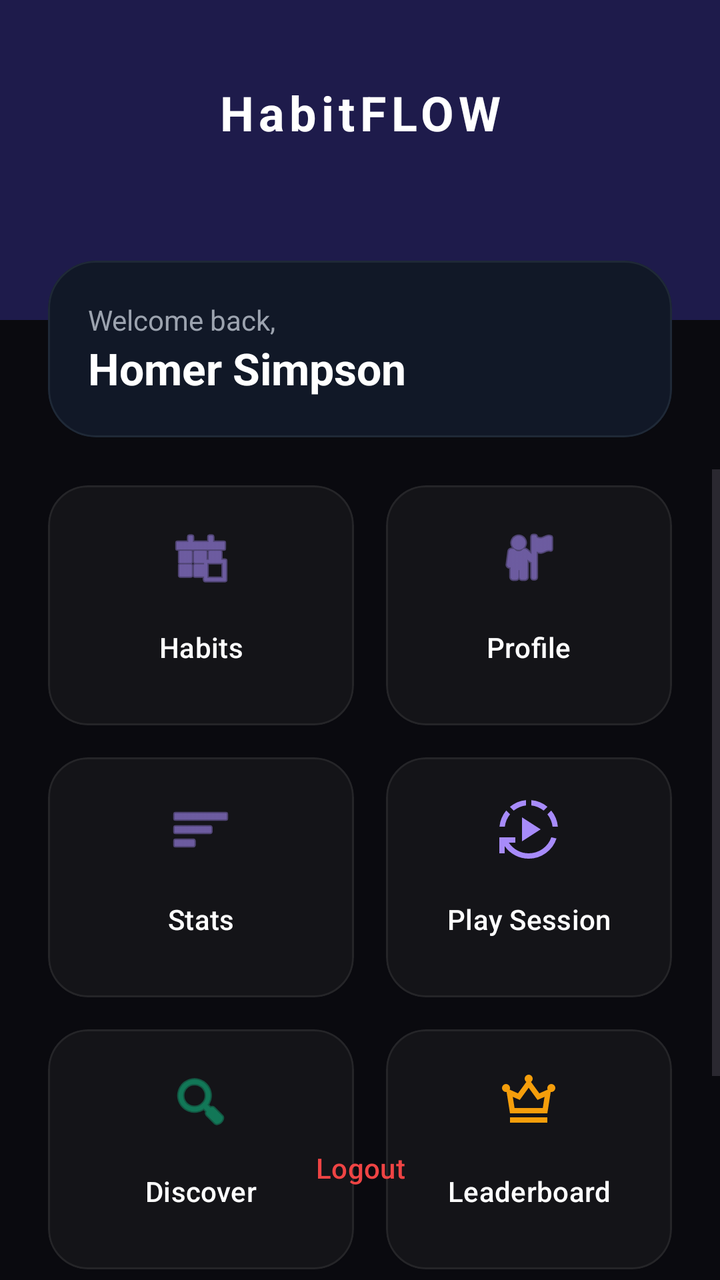
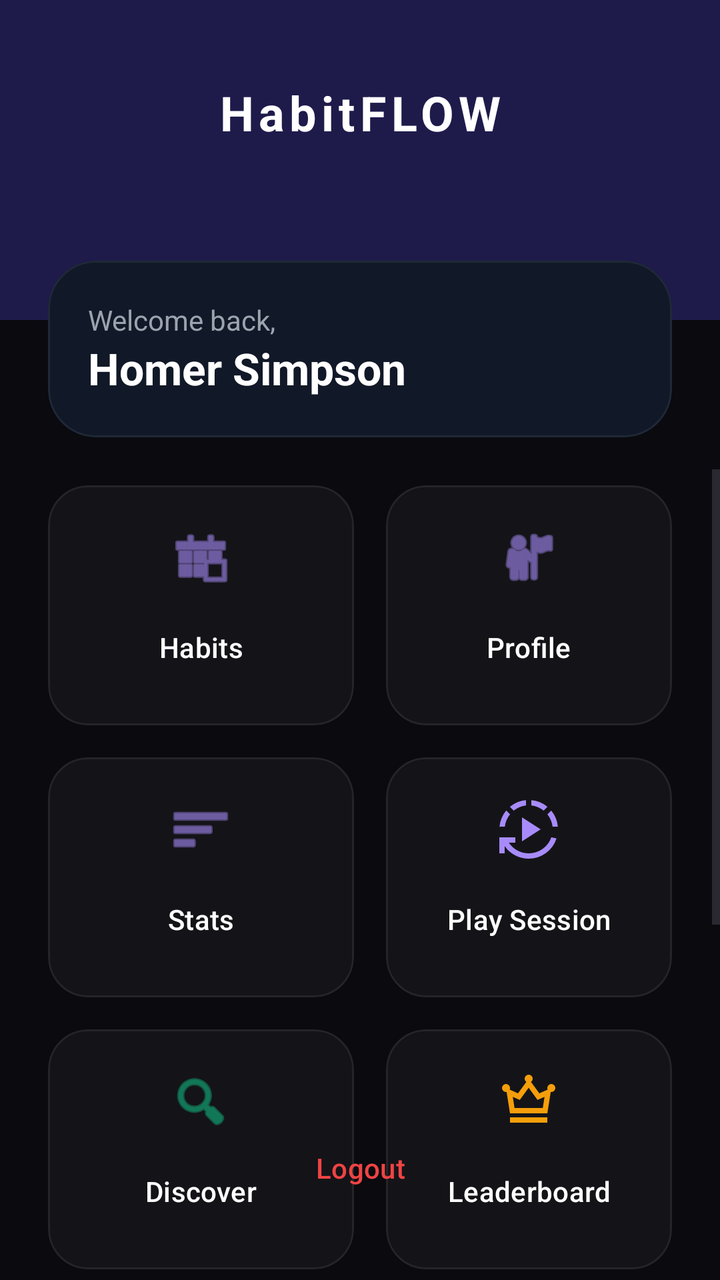

Screens rendered from an Android XML layout before and after an edit, with the pre-edit source and the edit as a unified diff.
<!-- AndroidManifest.xml: application theme Theme.HabitFLOWS -->
<!-- res/layout/activity_main_menu.xml -->
<?xml version="1.0" encoding="utf-8"?>
<androidx.constraintlayout.widget.ConstraintLayout xmlns:android="http://schemas.android.com/apk/res/android"
    xmlns:app="http://schemas.android.com/apk/res-auto"
    xmlns:tools="http://schemas.android.com/tools"
    android:id="@+id/main"
    android:layout_width="match_parent"
    android:layout_height="match_parent"
    android:background="#0A0A0F"
    tools:context=".MainMenu">

    
    <View
        android:id="@+id/viewHeader"
        android:layout_width="match_parent"
        android:layout_height="160dp"
        android:background="#1E1B4B"
        app:layout_constraintTop_toTopOf="parent" />

    <TextView
        android:id="@+id/mainMenuHomeTV"
        android:layout_width="wrap_content"
        android:layout_height="wrap_content"
        android:layout_marginTop="40dp"
        android:text="HabitFLOW"
        android:textColor="#FFFFFF"
        android:textSize="24sp"
        android:textStyle="bold"
        android:letterSpacing="0.1"
        app:layout_constraintEnd_toEndOf="parent"
        app:layout_constraintStart_toStartOf="parent"
        app:layout_constraintTop_toTopOf="parent" />

    
    <com.google.android.material.card.MaterialCardView
        android:id="@+id/greetingCard"
        android:layout_width="match_parent"
        android:layout_height="wrap_content"
        android:layout_marginHorizontal="24dp"
        android:layout_marginTop="-30dp"
        app:cardBackgroundColor="#111827"
        app:cardCornerRadius="24dp"
        app:cardElevation="0dp"
        app:strokeColor="#1F2937"
        app:strokeWidth="1dp"
        app:layout_constraintTop_toBottomOf="@id/viewHeader">

        <LinearLayout
            android:layout_width="match_parent"
            android:layout_height="wrap_content"
            android:orientation="vertical"
            android:padding="20dp">

            <TextView
                android:id="@+id/mainMenuHomeTV3"
                android:layout_width="wrap_content"
                android:layout_height="wrap_content"
                android:text="Welcome back,"
                android:textColor="#9CA3AF"
                android:textSize="14sp" />

            <TextView
                android:id="@+id/mainMenuHomeTV4"
                android:layout_width="wrap_content"
                android:layout_height="wrap_content"
                android:text="Homer Simpson"
                android:textColor="#FFFFFF"
                android:textSize="22sp"
                android:textStyle="bold" />
        </LinearLayout>
    </com.google.android.material.card.MaterialCardView>

    <ScrollView
        android:layout_width="match_parent"
        android:layout_height="0dp"
        android:layout_marginTop="16dp"
        android:clipToPadding="false"
        android:paddingBottom="100dp"
        app:layout_constraintBottom_toBottomOf="parent"
        app:layout_constraintTop_toBottomOf="@id/greetingCard">

        <GridLayout
            android:layout_width="match_parent"
            android:layout_height="wrap_content"
            android:layout_marginHorizontal="16dp"
            android:columnCount="2">

            
            <com.google.android.material.card.MaterialCardView
                android:layout_width="10dp"
                android:layout_height="120dp"
                android:layout_margin="8dp"
                android:layout_columnWeight="1"
                app:cardBackgroundColor="#0AFFFFFF"
                app:cardCornerRadius="20dp"
                app:cardElevation="0dp"
                app:strokeColor="#12FFFFFF"
                app:strokeWidth="1dp">

                <com.google.android.material.button.MaterialButton
                    android:id="@+id/btnHabit"
                    style="@style/Widget.Material3.Button.TextButton"
                    android:layout_width="match_parent"
                    android:layout_height="match_parent"
                    android:padding="16dp"
                    android:text="Habits"
                    android:textAllCaps="false"
                    android:textColor="#FFFFFF"
                    app:icon="@android:drawable/ic_menu_today"
                    app:iconGravity="top"
                    app:iconPadding="10dp"
                    app:iconSize="32dp"
                    app:iconTint="#A78BFA" />
            </com.google.android.material.card.MaterialCardView>

            
            <com.google.android.material.card.MaterialCardView
                android:layout_width="0dp"
                android:layout_height="120dp"
                android:layout_margin="8dp"
                android:layout_columnWeight="1"
                app:cardBackgroundColor="#0AFFFFFF"
                app:cardCornerRadius="20dp"
                app:cardElevation="0dp"
                app:strokeColor="#12FFFFFF"
                app:strokeWidth="1dp">

                <com.google.android.material.button.MaterialButton
                    android:id="@+id/Profile"
                    style="@style/Widget.Material3.Button.TextButton"
                    android:layout_width="match_parent"
                    android:layout_height="match_parent"
                    android:padding="16dp"
                    android:text="Profile"
                    android:textAllCaps="false"
                    android:textColor="#FFFFFF"
                    app:icon="@android:drawable/ic_menu_myplaces"
                    app:iconGravity="top"
                    app:iconPadding="10dp"
                    app:iconSize="32dp"
                    app:iconTint="#A78BFA" />
            </com.google.android.material.card.MaterialCardView>

            
            <com.google.android.material.card.MaterialCardView
                android:layout_width="0dp"
                android:layout_height="120dp"
                android:layout_margin="8dp"
                android:layout_columnWeight="1"
                app:cardBackgroundColor="#0AFFFFFF"
                app:cardCornerRadius="20dp"
                app:cardElevation="0dp"
                app:strokeColor="#12FFFFFF"
                app:strokeWidth="1dp">

                <com.google.android.material.button.MaterialButton
                    android:id="@+id/btnStatistics"
                    style="@style/Widget.Material3.Button.TextButton"
                    android:layout_width="match_parent"
                    android:layout_height="match_parent"
                    android:padding="16dp"
                    android:text="Stats"
                    android:textAllCaps="false"
                    android:textColor="#FFFFFF"
                    app:icon="@android:drawable/ic_menu_sort_by_size"
                    app:iconGravity="top"
                    app:iconPadding="10dp"
                    app:iconSize="32dp"
                    app:iconTint="#A78BFA" />
            </com.google.android.material.card.MaterialCardView>

            
            <com.google.android.material.card.MaterialCardView
                android:layout_width="0dp"
                android:layout_height="120dp"
                android:layout_margin="8dp"
                android:layout_columnWeight="1"
                app:cardBackgroundColor="#0AFFFFFF"
                app:cardCornerRadius="20dp"
                app:cardElevation="0dp"
                app:strokeColor="#12FFFFFF"
                app:strokeWidth="1dp">

                <com.google.android.material.button.MaterialButton
                    android:id="@+id/btnPlayHabit"
                    style="@style/Widget.Material3.Button.TextButton"
                    android:layout_width="match_parent"
                    android:layout_height="match_parent"
                    android:padding="16dp"
                    android:text="Play Session"
                    android:textAllCaps="false"
                    android:textColor="#FFFFFF"
                    app:icon="@drawable/outline_autoplay_24"
                    app:iconGravity="top"
                    app:iconPadding="10dp"
                    app:iconSize="32dp"
                    app:iconTint="#A78BFA" />
            </com.google.android.material.card.MaterialCardView>

            
            <com.google.android.material.card.MaterialCardView
                android:layout_width="0dp"
                android:layout_height="120dp"
                android:layout_margin="8dp"
                android:layout_columnWeight="1"
                app:cardBackgroundColor="#0AFFFFFF"
                app:cardCornerRadius="20dp"
                app:cardElevation="0dp"
                app:strokeColor="#12FFFFFF"
                app:strokeWidth="1dp">

                <com.google.android.material.button.MaterialButton
                    android:id="@+id/btnDiscover"
                    style="@style/Widget.Material3.Button.TextButton"
                    android:layout_width="match_parent"
                    android:layout_height="match_parent"
                    android:padding="16dp"
                    android:text="Discover"
                    android:textAllCaps="false"
                    android:textColor="#FFFFFF"
                    app:icon="@android:drawable/ic_menu_search"
                    app:iconGravity="top"
                    app:iconPadding="10dp"
                    app:iconSize="32dp"
                    app:iconTint="#10B981" />
            </com.google.android.material.card.MaterialCardView>
            <com.google.android.material.card.MaterialCardView
                android:layout_width="0dp"
                android:layout_height="120dp"
                android:layout_margin="8dp"
                android:layout_columnWeight="1"
                app:cardBackgroundColor="#0AFFFFFF"
                app:cardCornerRadius="20dp"
                app:cardElevation="0dp"
                app:strokeColor="#12FFFFFF"
                app:strokeWidth="1dp">

                <com.google.android.material.button.MaterialButton
                    android:id="@+id/btnRankHabit"
                    style="@style/Widget.Material3.Button.TextButton"
                    android:layout_width="match_parent"
                    android:layout_height="match_parent"
                    android:padding="16dp"
                    android:text="Leaderboard"
                    android:textAllCaps="false"
                    android:textColor="#FFFFFF"
                    app:icon="@drawable/outline_crown_24"
                    app:iconGravity="top"
                    app:iconPadding="10dp"
                    app:iconSize="32dp"
                    app:iconTint="#F59E0B" />
            </com.google.android.material.card.MaterialCardView>
        </GridLayout>
    </ScrollView>

    
    <com.google.android.material.button.MaterialButton
        android:id="@+id/mainMenuLogoutBtn"
        style="@style/Widget.Material3.Button.TextButton"
        android:layout_width="wrap_content"
        android:layout_height="wrap_content"
        android:layout_marginBottom="32dp"
        android:text="Logout"
        android:textColor="#EF4444"
        app:layout_constraintBottom_toBottomOf="parent"
        app:layout_constraintEnd_toEndOf="parent"
        app:layout_constraintStart_toStartOf="parent" />

</androidx.constraintlayout.widget.ConstraintLayout>
<!-- resources referenced by this layout -->
<resources>
  <!-- drawable outline_autoplay_24 (drawable) -->
  <vector xmlns:android="http://schemas.android.com/apk/res/android" android:height="24dp" android:tint="#00D9FF" android:viewportHeight="960" android:viewportWidth="960" android:width="24dp">
        
      <path android:fillColor="@android:color/white" android:pathData="M380,660L380,300L660,480L380,660ZM480,920Q372,920 277.5,870.5Q183,821 120,732L120,840L40,840L40,600L280,600L280,680L182,680Q233,755 311.5,797.5Q390,840 480,840Q595,840 688.5,774Q782,708 820,599L898,617Q853,753 738,836.5Q623,920 480,920ZM42,440Q49,373 74,311.5Q99,250 143,198L200,255Q168,296 148,342.5Q128,389 123,440L42,440ZM256,199L199,142Q252,98 313,72.5Q374,47 440,42L440,122Q389,127 343,147Q297,167 256,199ZM705,199Q664,167 617.5,147Q571,127 520,122L520,42Q587,48 648.5,73Q710,98 762,142L705,199ZM838,440Q833,389 813,342.5Q793,296 761,255L818,198Q862,250 887,311.5Q912,373 918,440L838,440Z"/>
      
  </vector>
  <!-- drawable outline_crown_24 (drawable) -->
  <vector xmlns:android="http://schemas.android.com/apk/res/android" android:height="24dp" android:tint="#000000" android:viewportHeight="960" android:viewportWidth="960" android:width="24dp">
        
      <path android:fillColor="@android:color/white" android:pathData="M200,800L200,720L760,720L760,800L200,800ZM200,660L149,339Q147,339 144.5,339.5Q142,340 140,340Q115,340 97.5,322.5Q80,305 80,280Q80,255 97.5,237.5Q115,220 140,220Q165,220 182.5,237.5Q200,255 200,280Q200,287 198.5,293Q197,299 195,304L320,360L445,189Q434,181 427,168Q420,155 420,140Q420,115 437.5,97.5Q455,80 480,80Q505,80 522.5,97.5Q540,115 540,140Q540,155 533,168Q526,181 515,189L640,360L765,304Q763,299 761.5,293Q760,287 760,280Q760,255 777.5,237.5Q795,220 820,220Q845,220 862.5,237.5Q880,255 880,280Q880,305 862.5,322.5Q845,340 820,340Q818,340 815.5,339.5Q813,339 811,339L760,660L200,660ZM268,580L692,580L718,413L613,459L480,276L347,459L242,413L268,580ZM480,580L480,580L480,580L480,580L480,580L480,580L480,580Z"/>
      
  </vector>
  <style name="Theme.HabitFLOWS" parent="Base.Theme.HabitFLOWS" />
  <style name="Base.Theme.HabitFLOWS" parent="Theme.Material3.DayNight.NoActionBar">
          
          
      </style>
</resources>

<!-- the commit's change to res/layout/activity_main_menu.xml (unified diff, before → after) -->
@@ -223,19 +223,20 @@
                     app:iconSize="32dp"
                     app:iconTint="#10B981" />
             </com.google.android.material.card.MaterialCardView>
-            <com.google.android.material.card.MaterialCardView
-                android:layout_width="0dp"
-                android:layout_height="120dp"
-                android:layout_margin="8dp"
-                android:layout_columnWeight="1"
-                app:cardBackgroundColor="#0AFFFFFF"
-                app:cardCornerRadius="20dp"
-                app:cardElevation="0dp"
-                app:strokeColor="#12FFFFFF"
-                app:strokeWidth="1dp">
-
-                <com.google.android.material.button.MaterialButton
-                    android:id="@+id/btnRankHabit"
+
+            <com.google.android.material.card.MaterialCardView
+                android:layout_width="0dp"
+                android:layout_height="120dp"
+                android:layout_margin="8dp"
+                android:layout_columnWeight="1"
+                app:cardBackgroundColor="#0AFFFFFF"
+                app:cardCornerRadius="20dp"
+                app:cardElevation="0dp"
+                app:strokeColor="#12FFFFFF"
+                app:strokeWidth="1dp">
+
+                <com.google.android.material.button.MaterialButton
+                    android:id="@+id/btnLeaderboard"
                     style="@style/Widget.Material3.Button.TextButton"
                     android:layout_width="match_parent"
                     android:layout_height="match_parent"
@@ -248,6 +249,33 @@
                     app:iconPadding="10dp"
                     app:iconSize="32dp"
                     app:iconTint="#F59E0B" />
+            </com.google.android.material.card.MaterialCardView>
+
+            <com.google.android.material.card.MaterialCardView
+                android:layout_width="0dp"
+                android:layout_height="120dp"
+                android:layout_margin="8dp"
+                android:layout_columnWeight="1"
+                app:cardBackgroundColor="#0AFFFFFF"
+                app:cardCornerRadius="20dp"
+                app:cardElevation="0dp"
+                app:strokeColor="#12FFFFFF"
+                app:strokeWidth="1dp">
+
+                <com.google.android.material.button.MaterialButton
+                    android:id="@+id/btnRankMenu"
+                    style="@style/Widget.Material3.Button.TextButton"
+                    android:layout_width="match_parent"
+                    android:layout_height="match_parent"
+                    android:padding="16dp"
+                    android:text="Rank"
+                    android:textAllCaps="false"
+                    android:textColor="#FFFFFF"
+                    app:icon="@drawable/outline_cyclone_24"
+                    app:iconGravity="top"
+                    app:iconPadding="10dp"
+                    app:iconSize="32dp"
+                    app:iconTint="#0B3EF5" />
             </com.google.android.material.card.MaterialCardView>
         </GridLayout>
     </ScrollView>
<!-- resource entries referenced after the edit -->
@@ -12,6 +12,12 @@
       <path android:fillColor="@android:color/white" android:pathData="M200,800L200,720L760,720L760,800L200,800ZM200,660L149,339Q147,339 144.5,339.5Q142,340 140,340Q115,340 97.5,322.5Q80,305 80,280Q80,255 97.5,237.5Q115,220 140,220Q165,220 182.5,237.5Q200,255 200,280Q200,287 198.5,293Q197,299 195,304L320,360L445,189Q434,181 427,168Q420,155 420,140Q420,115 437.5,97.5Q455,80 480,80Q505,80 522.5,97.5Q540,115 540,140Q540,155 533,168Q526,181 515,189L640,360L765,304Q763,299 761.5,293Q760,287 760,280Q760,255 777.5,237.5Q795,220 820,220Q845,220 862.5,237.5Q880,255 880,280Q880,305 862.5,322.5Q845,340 820,340Q818,340 815.5,339.5Q813,339 811,339L760,660L200,660ZM268,580L692,580L718,413L613,459L480,276L347,459L242,413L268,580ZM480,580L480,580L480,580L480,580L480,580L480,580L480,580Z"/>
       
   </vector>
+  <!-- drawable outline_cyclone_24 (drawable) -->
+  <vector xmlns:android="http://schemas.android.com/apk/res/android" android:height="24dp" android:tint="#000000" android:viewportHeight="960" android:viewportWidth="960" android:width="24dp">
+        
+      <path android:fillColor="@android:color/white" android:pathData="M480,640Q414,640 367,593Q320,546 320,480Q320,414 367,367Q414,320 480,320Q546,320 593,367Q640,414 640,480Q640,546 593,593Q546,640 480,640ZM480,560Q513,560 536.5,536.5Q560,513 560,480Q560,447 536.5,423.5Q513,400 480,400Q447,400 423.5,423.5Q400,447 400,480Q400,513 423.5,536.5Q447,560 480,560ZM661,880Q679,824 688,780Q697,736 702,710Q659,752 602,776Q545,800 480,800Q344,800 241.5,781.5Q139,763 80,746L80,661Q136,679 180,688Q224,697 250,702Q208,659 184,602Q160,545 160,480Q160,343 178.5,241Q197,139 214,80L299,80Q281,136 271.5,180Q262,224 258,250Q301,208 358,184Q415,160 480,160Q617,160 719,178.5Q821,197 880,214L880,299Q824,281 780,271.5Q736,262 710,258Q752,301 776,358Q800,415 800,480Q800,617 781.5,719Q763,821 746,880L661,880ZM650,650Q720,580 720,480Q720,380 650,310Q580,240 480,240Q380,240 310,310Q240,380 240,480Q240,580 310,650Q380,720 480,720Q580,720 650,650Z"/>
+      
+  </vector>
   <style name="Theme.HabitFLOWS" parent="Base.Theme.HabitFLOWS" />
   <style name="Base.Theme.HabitFLOWS" parent="Theme.Material3.DayNight.NoActionBar">
           
